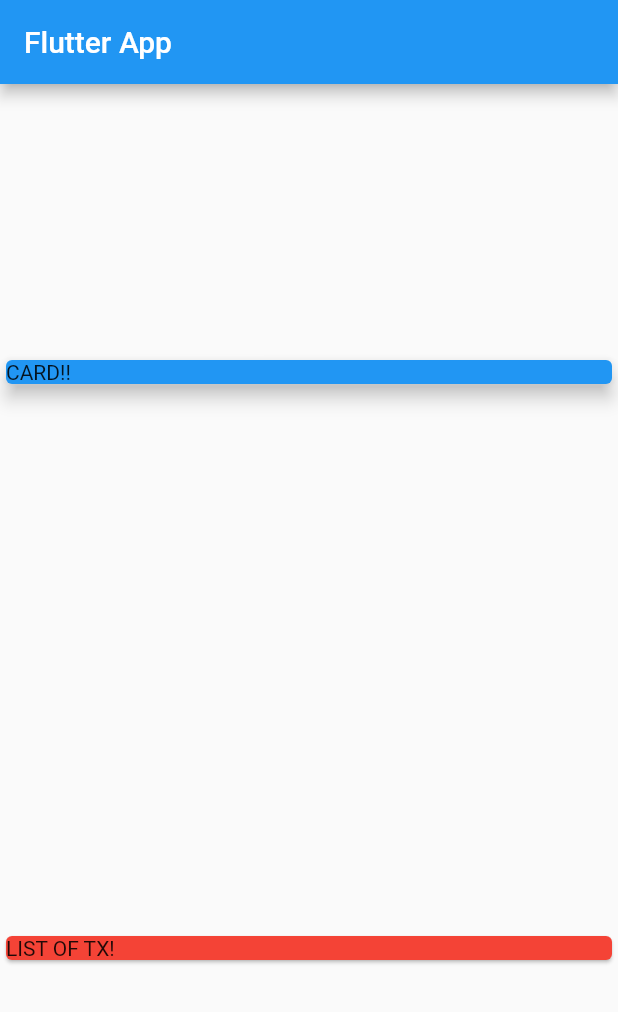
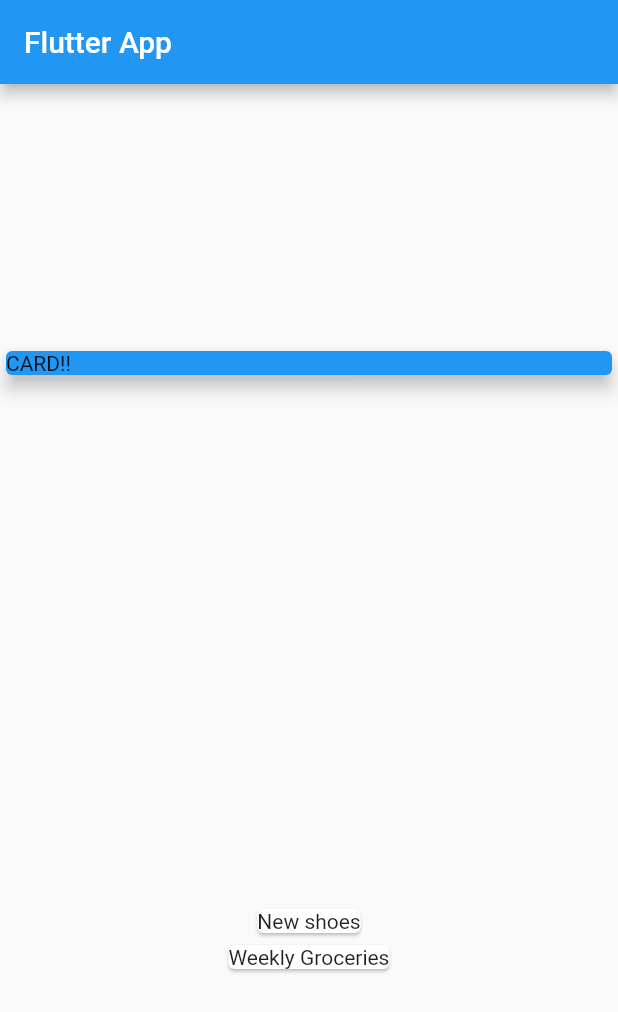
Before and after one commit to ManoelPjr/flutterplayground, a Flutter app: the screen it shows after launch, on a phone screen of 412 x 824 dp. Shown: the top 1012 px of the screen. Run offline on Flutter 3.47's test engine with Material 2 defaults, Android fonts, the phone set to English and light mode, and no system bars.

Commit message:
Mapping Data Into Widgets
73

```diff
--- a/expense_planner/lib/main.dart
+++ b/expense_planner/lib/main.dart
@@ -49,10 +49,13 @@ class MyHomePage extends StatelessWidget {
                 elevation: 5,
               ),
             ),
-            Card(
-              color: Colors.red,
-              child: Text('LIST OF TX!'),
-            ),
+            Column(
+              children: transactions.map((tx) {
+                return Card(
+                  child: Text(tx.title),
+                );
+              }).toList(),
+            )
           ],
         ));
   }
```
